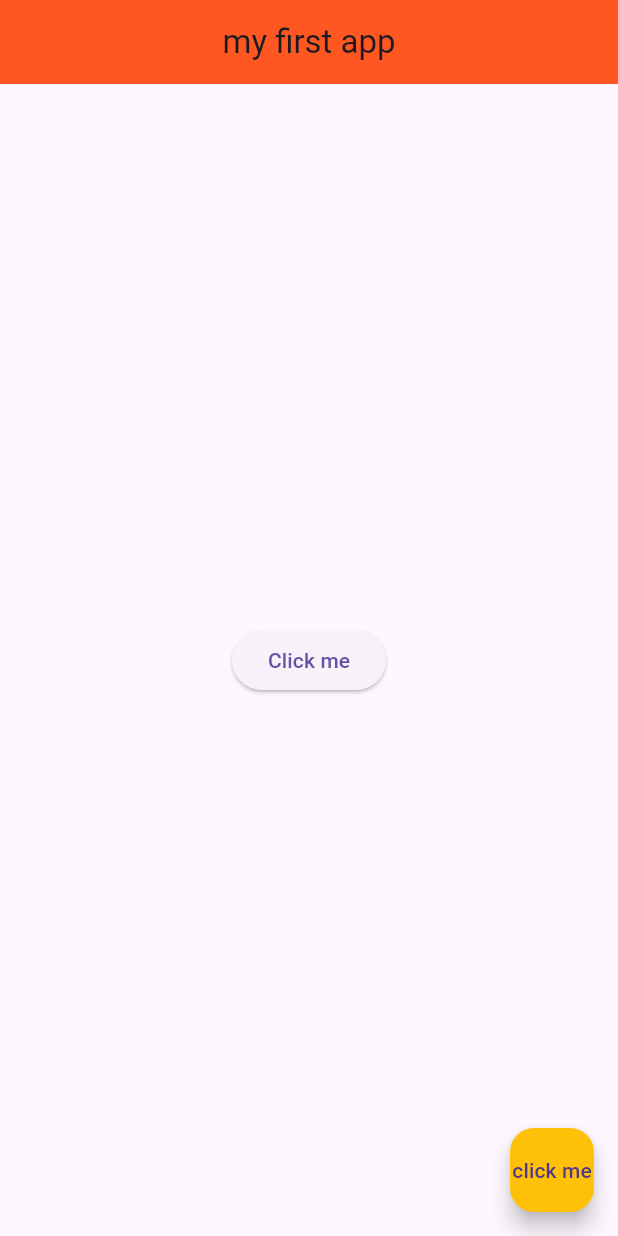
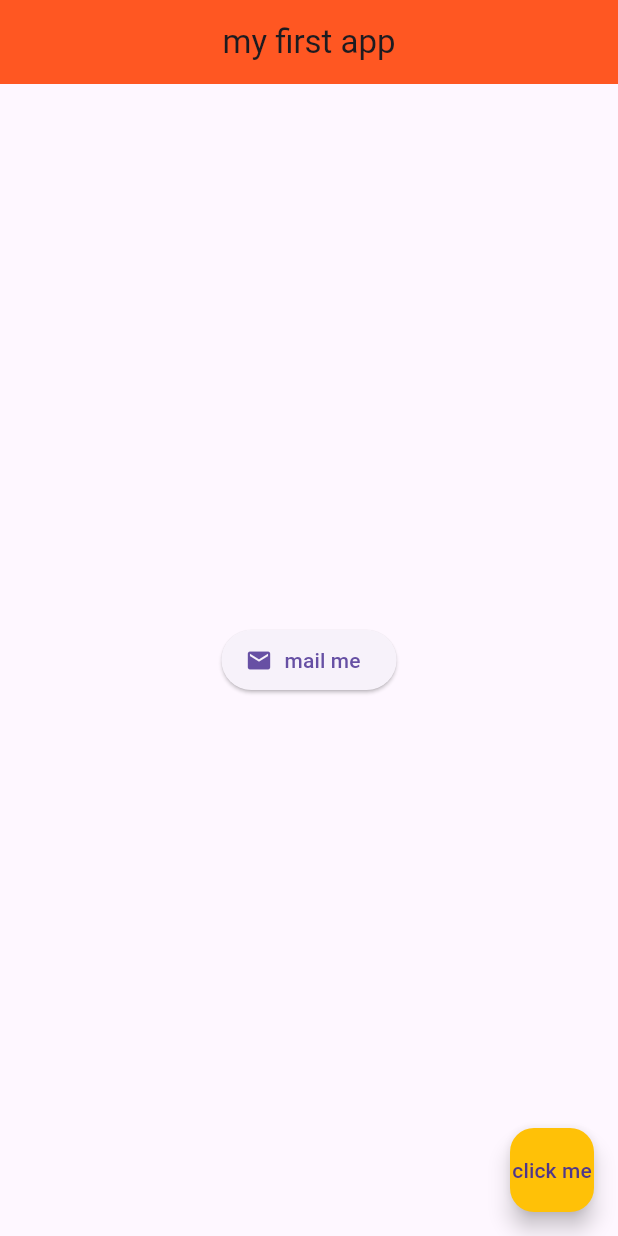
Before and after one commit to better-adapted/flutter_app_demo, a Flutter app: the screen it shows after launch, on a phone screen of 412 x 824 dp. Run offline on Flutter 3.47's test engine with Material 3 defaults, Android fonts, the phone set to English and light mode, and no system bars.

Commit message:
elevated button icon

```diff
--- a/lib/main.dart
+++ b/lib/main.dart
@@ -17,11 +17,13 @@ class Home extends StatelessWidget {
         backgroundColor: Colors.deepOrange,
       ),
       body: Center(
-        child: ElevatedButton(
-            onPressed: () {
-              print('you clicked me');
-            },
-            child: Text('Click me')),
+        child: ElevatedButton.icon(
+            onPressed: () {},
+            icon: Icon(
+                Icons.mail
+            ),
+            label: Text('mail me'),
+        )
       ),
       floatingActionButton: FloatingActionButton(onPressed: () {},child: Text('click me'),backgroundColor: Colors.amber),
     );
```
